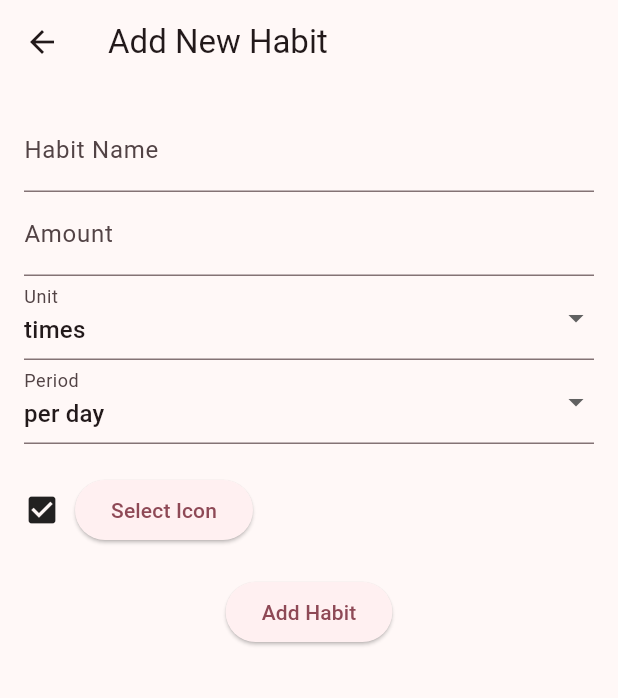
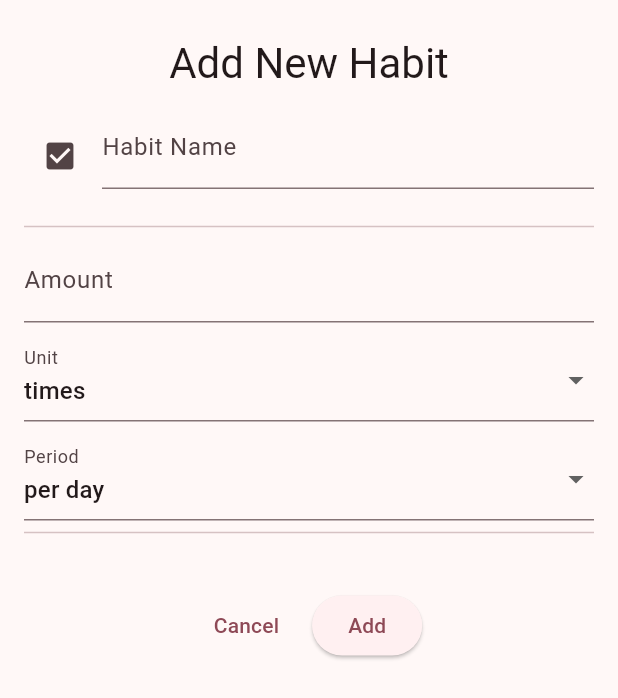
Before and after one commit to Vg34100/Flutter-HabitTracker, a Flutter app: the AddHabitView widget shown alone on an empty page, opened directly, on a phone screen of 412 x 824 dp. Shown: the top 698 px of the screen. Run offline on Flutter 3.47's test engine with Material 3 defaults, Android fonts, the phone set to English and light mode, and no system bars; our stand-ins replace shared_preferences; missing offline and left inert: flutter_iconpicker; accounts and stored records are empty.

```diff
--- a/lib/views/add_habit_view.dart
+++ b/lib/views/add_habit_view.dart
@@ -1,47 +1,71 @@
+// lib/views/add_habit_view.dart
+
 import 'package:flutter/material.dart';
 import 'package:flutter_iconpicker/flutter_iconpicker.dart';
-import 'package:habit_tracker/models/habit_model.dart';
+import '../models/habit_model.dart';
 import 'package:uuid/uuid.dart';
 
-class AddHabitView extends StatefulWidget{
-	const AddHabitView({super.key});
+class AddHabitView extends StatefulWidget {
+  const AddHabitView({Key? key}) : super(key: key);
 
   @override
-	AddHabitViewState createState() => AddHabitViewState();
+  _AddHabitViewState createState() => _AddHabitViewState();
 }
 
-class AddHabitViewState extends State<AddHabitView> {
+class _AddHabitViewState extends State<AddHabitView> {
   final _formKey = GlobalKey<FormState>();
   String name = '';
-	String assignedIcon = 'check';
-
   int amount = 1;
   String unit = 'times';
   String period = 'per day';
-
-
   IconData? selectedIcon = Icons.check_box;
-
-
 
   @override
   Widget build(BuildContext context) {
-		return Scaffold(
-			appBar: AppBar(
-				title: const Text('Add New Habit'),
-			),
-			body: Padding(
+    return SingleChildScrollView( // To make sure content is scrollable if needed
+      child: Padding(
         padding: const EdgeInsets.all(16.0),
+        child: Material(
+          // Add Material widget to ensure proper theming
+          color: Colors.transparent,
           child: Form(
             key: _formKey,
             child: Column(
+              mainAxisSize: MainAxisSize.min, // Wrap content vertically
+              crossAxisAlignment: CrossAxisAlignment.start,
               children: [
+                Padding(
+                  padding: const EdgeInsets.all(8.0),
+                  child: Center(
+                    child: Text(
+                      'Add New Habit',
+                      style: Theme.of(context).textTheme.headlineMedium,
+                    ),
+                  ),
+                ),
+                Row(
+                  children: [
+                    // Icon Picker
+                    Padding(
+                      padding: const EdgeInsets.fromLTRB(0, 12, 0, 0),
+                      child: IconButton(
+                        icon: Icon(selectedIcon),
+                        onPressed: _pickIcon,
+                      ),
+                    ),
+                    const SizedBox(width: 4),
                     // Habit Name
-							TextFormField(
+                    Expanded(
+                      child: TextFormField(
                         decoration: const InputDecoration(labelText: 'Habit Name'),
                         validator: (value) => value!.isEmpty ? 'Enter a habit name' : null,
                         onSaved: (value) => name = value!,
                       ),
+                    ),
+                  ],
+                ),
+                const SizedBox(height: 15),
+                const Divider(),
                 // Amount
                 TextFormField(
                   decoration: const InputDecoration(labelText: 'Amount'),
@@ -49,6 +73,7 @@ class AddHabitViewState extends State<AddHabitView> {
                   validator: (value) => value!.isEmpty ? 'Enter amount' : null,
                   onSaved: (value) => amount = int.parse(value!),
                 ),
+                const SizedBox(height: 10),
                 // Unit
                 DropdownButtonFormField<String>(
                   value: unit,
@@ -65,6 +90,7 @@ class AddHabitViewState extends State<AddHabitView> {
                   },
                   decoration: const InputDecoration(labelText: 'Unit'),
                 ),
+                const SizedBox(height: 10),
                 // Period
                 DropdownButtonFormField<String>(
                   value: period,
@@ -81,43 +107,45 @@ class AddHabitViewState extends State<AddHabitView> {
                   },
                   decoration: const InputDecoration(labelText: 'Period'),
                 ),
-							const SizedBox(height: 20),
-                // Icon Picker
+                const Divider(),
+                const SizedBox(height: 30),
+                // Action Buttons
                 Row(
+                  mainAxisAlignment: MainAxisAlignment.center,
                   children: [
-                    selectedIcon != null
-                        ? Icon(selectedIcon)
-                        : const Text('No icon selected'),
+                    TextButton(
+                      child: const Text('Cancel'),
+                      onPressed: () {
+                        Navigator.of(context).pop(); // Close the dialog
+                      },
+                    ),
                     const SizedBox(width: 10),
                     ElevatedButton(
-                      onPressed: _pickIcon,
-                      child: const Text('Select Icon'),
-                    ),
-                  ],
-                ),
-                const SizedBox(height: 20),
-
-
-
-							ElevatedButton(
-								child: const Text('Add Habit'),
+                      child: const Text('Add'),
                       onPressed: () {
                         if (_formKey.currentState!.validate()) {
+                          if (selectedIcon == null) {
+                            ScaffoldMessenger.of(context).showSnackBar(
+                              const SnackBar(content: Text('Please select an icon')),
+                            );
+                            return;
+                          }
                           _formKey.currentState!.save();
-										Navigator.pop(
-											context,
-											Habit(
+                          Habit newHabit = Habit(
                             id: const Uuid().v4(),
                             name: name,
-												recurrence: Recurrence(amount: amount, unit: unit, period: period),
                             assignedIconFamily: selectedIcon!.fontFamily ?? '',
                             assignedIconCodePoint: selectedIcon!.codePoint,
-											),
+                            recurrence: Recurrence(amount: amount, unit: unit, period: period),
                           );
+                          Navigator.of(context).pop(newHabit); // Return the new habit
                         }
                       },
                     ),
                   ],
+                ),
+              ],
+            ),
           ),
         ),
       ),
@@ -125,8 +153,10 @@ class AddHabitViewState extends State<AddHabitView> {
   }
 
   Future<void> _pickIcon() async {
-    IconData? icon = await showIconPicker(context,
-        iconPackModes: [IconPack.material]);
+    IconData? icon = await showIconPicker(
+      context,
+      iconPackModes: [IconPack.material],
+    );
 
     if (icon != null) {
       setState(() {
--- a/lib/widgets/date_slider.dart
+++ b/lib/widgets/date_slider.dart
@@ -30,7 +30,7 @@ class DateSliderState extends State<DateSlider> {
 			height: 60,
 			child: ListView.builder(
 				scrollDirection: Axis.horizontal,
-				itemCount: 31, // Show a week of dates
+				itemCount: 31, // Show a month of dates
 				itemBuilder: (context, index) {
 					DateTime date = currentDate.add(Duration(days: index - 3));
 					bool isSelected = DateFormat('yyyy-MM-dd').format(date) ==
```
Also changed, not shown: lib/views/main_view.dart (+18 -4 lines), lib/widgets/habit_card.dart (+5 -13 lines). Lines whose indentation alone changed are shown as unchanged.
